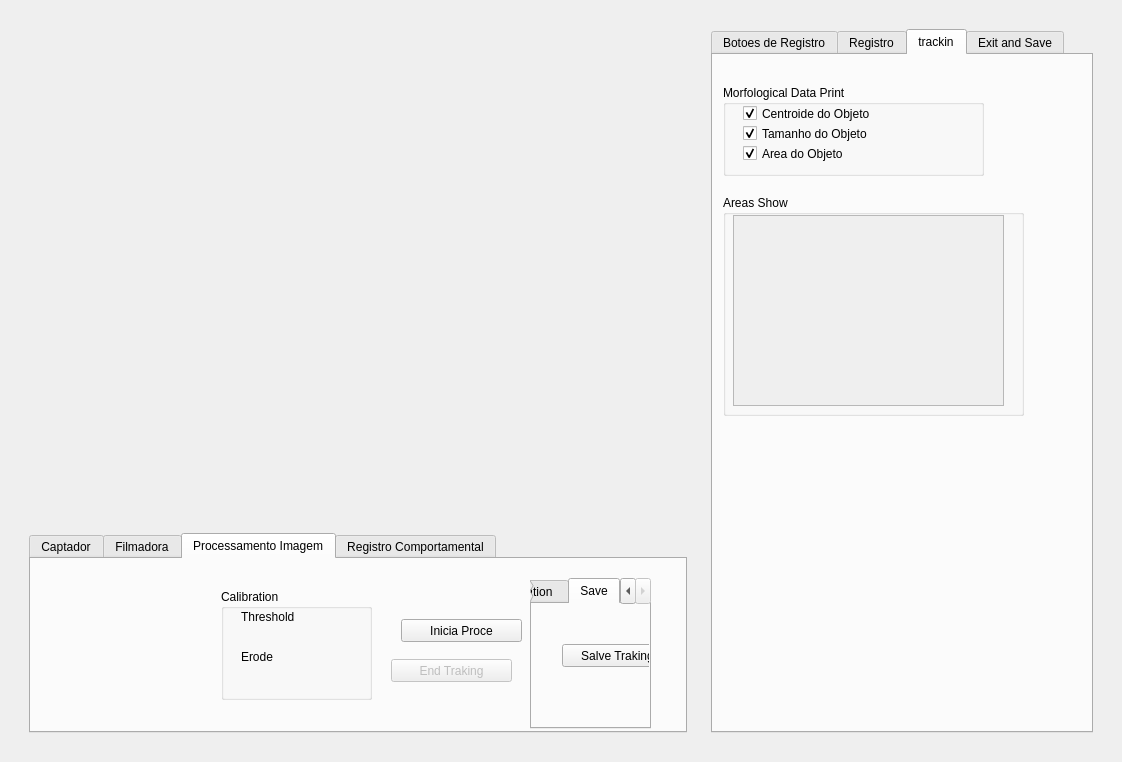
First picture: the form in telatemporeal.ui, repository EthoWatcher/ethowatcher, before the edit.
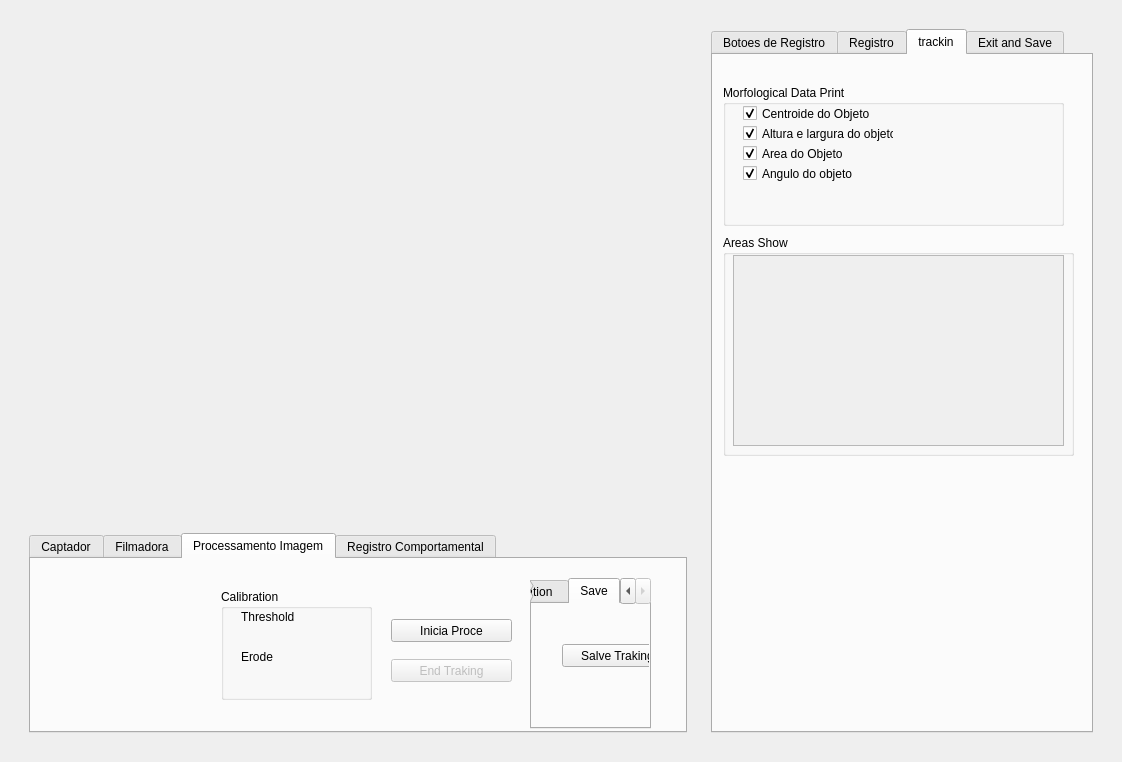
Second picture: the form after the edit. Icons and pictures are not drawn.

Diff of the .ui file:
```diff
--- a/telatemporeal.ui
+++ b/telatemporeal.ui
@@ -3625,7 +3625,7 @@
               <widget class="QPushButton" name="pushButton_4">
                <property name="geometry">
                 <rect>
-                 <x>370</x>
+                 <x>360</x>
                  <y>60</y>
                  <width>121</width>
                  <height>23</height>
@@ -3934,8 +3934,8 @@
                <rect>
                 <x>10</x>
                 <y>30</y>
-                <width>261</width>
-                <height>91</height>
+                <width>341</width>
+                <height>141</height>
                </rect>
               </property>
               <property name="title">
@@ -3962,12 +3962,12 @@
                 <rect>
                  <x>20</x>
                  <y>40</y>
-                 <width>131</width>
+                 <width>151</width>
                  <height>17</height>
                 </rect>
                </property>
                <property name="text">
-                <string>Tamanho do Objeto</string>
+                <string>Altura e largura do objeto</string>
                </property>
                <property name="checked">
                 <bool>true</bool>
@@ -3989,13 +3989,29 @@
                 <bool>true</bool>
                </property>
               </widget>
+              <widget class="QCheckBox" name="chbAngulo">
+               <property name="geometry">
+                <rect>
+                 <x>20</x>
+                 <y>80</y>
+                 <width>111</width>
+                 <height>17</height>
+                </rect>
+               </property>
+               <property name="text">
+                <string>Angulo do objeto</string>
+               </property>
+               <property name="checked">
+                <bool>true</bool>
+               </property>
+              </widget>
              </widget>
              <widget class="QGroupBox" name="groupBox_5">
               <property name="geometry">
                <rect>
                 <x>10</x>
-                <y>140</y>
-                <width>301</width>
+                <y>180</y>
+                <width>351</width>
                 <height>221</height>
                </rect>
               </property>
@@ -4007,7 +4023,7 @@
                 <rect>
                  <x>10</x>
                  <y>20</y>
-                 <width>271</width>
+                 <width>331</width>
                  <height>191</height>
                 </rect>
                </property>
@@ -4019,7 +4035,7 @@
                  <rect>
                   <x>0</x>
                   <y>0</y>
-                  <width>269</width>
+                  <width>329</width>
                   <height>189</height>
                  </rect>
                 </property>
```
Left out of the diff: 2 changed lines with no effect on the pictures.
